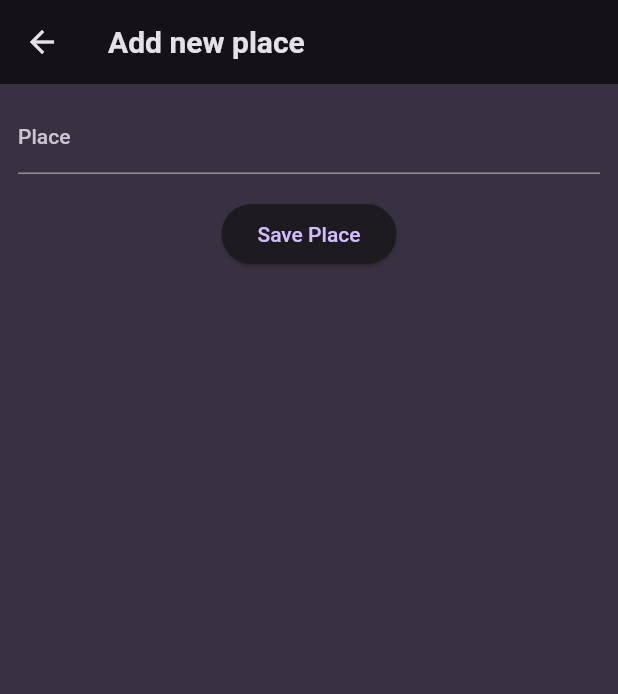
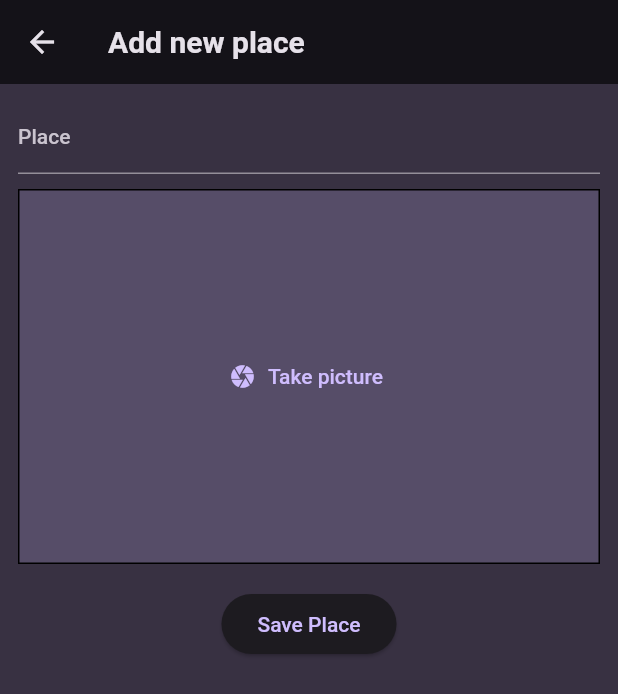
Before and after one commit to wanhasibala/favorite_place, a Flutter app: the AddPlace screen opened directly, after a tap on "Save Place", on a phone screen of 412 x 824 dp. Shown: the top 694 px of the screen. Run offline on Flutter 3.47's test engine with Material 2 defaults, Android fonts, the phone set to English and light mode, and no system bars; our stand-ins replace flutter_riverpod, google_fonts, image_picker.

Commit message:
adding image screen widget to make user can add a picture at this app

```diff
--- a/lib/models/place.dart
+++ b/lib/models/place.dart
@@ -1,10 +1,13 @@
+import 'dart:io';
+
 import 'package:uuid/uuid.dart';
 
 const uuid = Uuid();
 
 class Place {
-  Place({required this.name} ): id = uuid.v4();
+  Place({required this.name,required this.image}) : id = uuid.v4();
 
   final String id;
   final String name;
+  final File image;
 }
--- a/lib/providers/user_places.dart
+++ b/lib/providers/user_places.dart
@@ -1,3 +1,5 @@
+import 'dart:io';
+
 import 'package:flutter_riverpod/flutter_riverpod.dart';
 
 import 'package:favorite_place/models/place.dart';
@@ -5,8 +7,8 @@ import 'package:favorite_place/models/place.dart';
 class UserPlaceNotifier extends StateNotifier<List<Place>> {
   UserPlaceNotifier() : super(const []);
 
-  void addPlace(String place) {
-    final newPlace = Place(name: place);
+  void addPlace(String place, File image) {
+    final newPlace = Place(name: place,image: image);
     state = [newPlace, ...state];
   }
 }
--- a/lib/screen/add_place.dart
+++ b/lib/screen/add_place.dart
@@ -1,10 +1,15 @@
+import 'dart:io';
+
+import 'package:favorite_place/widgets/image_input.dart';
 import 'package:flutter/material.dart';
 
 import 'package:favorite_place/providers/user_places.dart';
 import 'package:flutter_riverpod/flutter_riverpod.dart';
 
 class AddPlace extends ConsumerStatefulWidget {
-  const AddPlace({super.key});
+  const AddPlace({
+    super.key,
+  });
 
   @override
   ConsumerState<AddPlace> createState() => _AddPlaceState();
@@ -12,14 +17,15 @@ class AddPlace extends ConsumerStatefulWidget {
 
 class _AddPlaceState extends ConsumerState<AddPlace> {
   final _titleController = TextEditingController();
+  File? _selectedImage;
 
   void _savePlace() {
     final enteredTitle = _titleController.text;
 
-    if (enteredTitle.isEmpty) {
+    if (enteredTitle.isEmpty || _selectedImage == null) {
       return;
     }
-    ref.read(userPlaceProvider.notifier).addPlace(enteredTitle);
+    ref.read(userPlaceProvider.notifier).addPlace(enteredTitle, _selectedImage!);
 
     Navigator.of(context).pop();
   }
@@ -49,6 +55,15 @@ class _AddPlaceState extends ConsumerState<AddPlace> {
                   TextStyle(color: Theme.of(context).colorScheme.onBackground),
             ),
             const SizedBox(
+              height: 10,
+            ),
+            // Image input
+            ImageInput(
+              onPickImage: (image) {
+                _selectedImage = image;
+              },
+            ),
+            const SizedBox(
               height: 16,
             ),
             ElevatedButton(
--- a/lib/screen/place_details.dart
+++ b/lib/screen/place_details.dart
@@ -1,4 +1,3 @@
-import 'package:favorite_place/main.dart';
 import 'package:flutter/material.dart';
 
 import 'package:favorite_place/models/place.dart';
--- /dev/null
+++ b/lib/widgets/image_input.dart
@@ -0,0 +1,66 @@
+import 'dart:io';
+
+import 'package:flutter/material.dart';
+import 'package:image_picker/image_picker.dart';
+
+class ImageInput extends StatefulWidget {
+  const ImageInput({super.key, required this.onPickImage});
+
+  final void Function(File image) onPickImage;
+
+
+  @override
+  State<ImageInput> createState() => _ImageInputState();
+}
+
+class _ImageInputState extends State<ImageInput> {
+  File? _selectedImage;
+
+  void _takePicture() async {
+    final imagePicker = ImagePicker();
+    final pickedImage =
+        await imagePicker.pickImage(source: ImageSource.camera, maxWidth: 600);
+
+    if (pickedImage == null) {
+      return;
+    }
+
+    setState(() {
+      _selectedImage = File(pickedImage.path);
+    });
+
+    widget.onPickImage(_selectedImage!);
+  }
+
+  @override
+  Widget build(BuildContext context) {
+    Widget content = TextButton.icon(
+      onPressed: _takePicture,
+      icon: const Icon(Icons.camera),
+      label: const Text('Take picture'),
+    );
+
+    if (_selectedImage != null) {
+      content = GestureDetector(
+        onTap: _takePicture,
+        child: Image.file(
+          _selectedImage!,
+          fit: BoxFit.cover,
+          height: double.infinity,
+          width: double.infinity,
+        ),
+      );
+    }
+
+    return Container(
+      decoration: BoxDecoration(
+        border: Border.all(width: 1),
+        color: Theme.of(context).colorScheme.primary.withOpacity(0.2),
+      ),
+      alignment: Alignment.center,
+      height: 250,
+      width: double.infinity,
+      child: content,
+    );
+  }
+}
--- a/pubspec.yaml
+++ b/pubspec.yaml
@@ -38,6 +38,7 @@ dependencies:
   google_fonts: ^4.0.4
   uuid: ^3.0.7
   flutter_riverpod: ^2.3.6
+  image_picker: ^1.0.2
 
 dev_dependencies:
   flutter_test:
```
Also changed, not shown: pubspec.lock, 5 other files.
